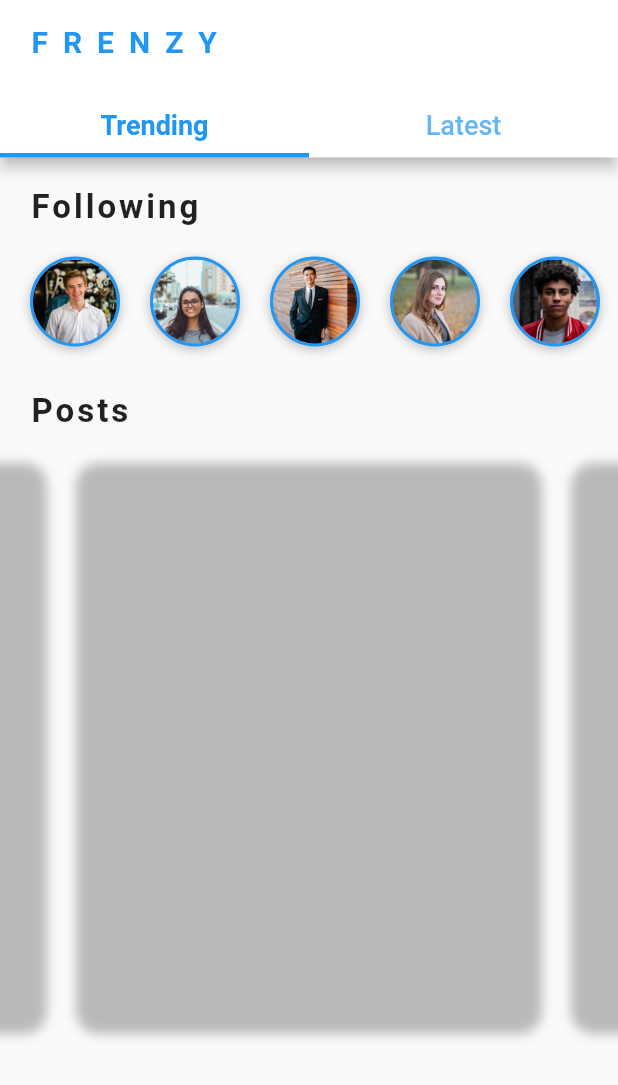
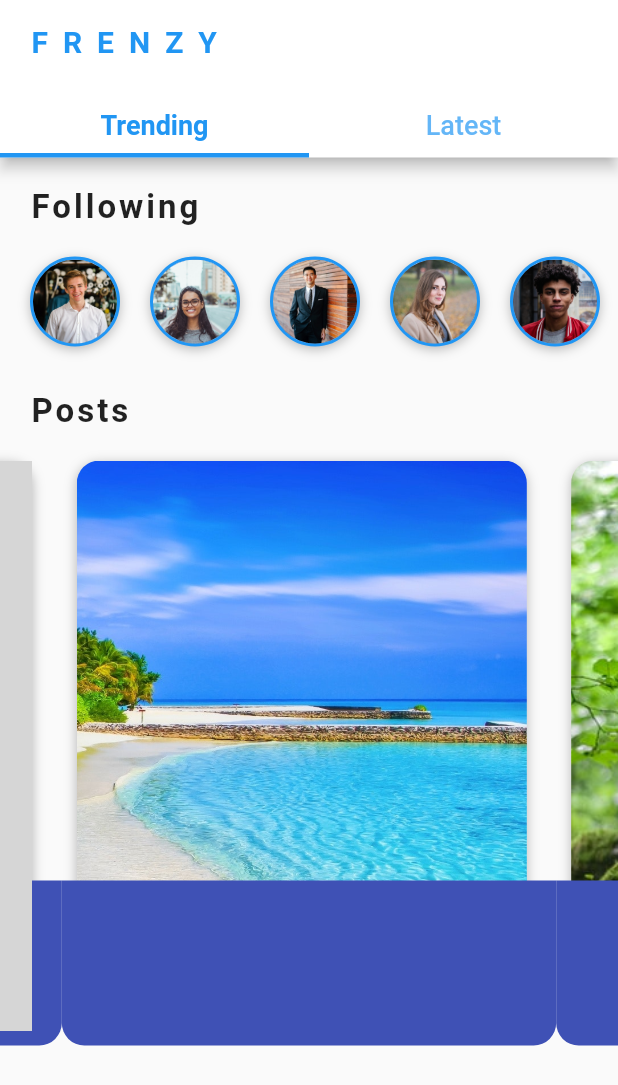
Before and after one commit to hardikothiya/social_media_ui, a Flutter app: the HomeScreen screen opened directly, swiped to page 3, on a phone screen of 412 x 824 dp. Shown: the top 1085 px of the screen. Run offline on Flutter 3.47's test engine with Material 2 defaults, Android fonts, the phone set to English and light mode, and no system bars; grey boxes are pictures that could not be loaded.

Commit message:
page view

```diff
--- a/lib/widgets/page_carousel.dart
+++ b/lib/widgets/page_carousel.dart
@@ -18,12 +18,38 @@ class PageCarousel extends StatelessWidget {
         Container(
           margin: EdgeInsets.all(10),
           decoration: BoxDecoration(
-              borderRadius: BorderRadius.circular(15),
-              boxShadow: [
-                BoxShadow(
-                    color: Colors.black26, offset: Offset(0, 2), blurRadius: 6)
-              ]),
+            borderRadius: BorderRadius.circular(15),
+            boxShadow: [
+              BoxShadow(
+                  color: Colors.black26, offset: Offset(0, 2), blurRadius: 6)
+            ],
+          ),
           height: 400,
+          child: ClipRRect(
+            borderRadius: BorderRadius.circular(15.0),
+            child: Image(
+              height: 400,
+              width: 300,
+              image: AssetImage(post.imageUrl),
+              fit: BoxFit.cover,
+            ),
+          ),
+        ),
+        Positioned(
+          left: 0.0,
+          bottom: 0.0,
+          right: 0.0,
+          child: Container(
+            padding: EdgeInsets.all(12),
+            height: 110,
+            decoration: BoxDecoration(
+              color: Colors.indigo,
+              borderRadius: BorderRadius.only(
+                bottomRight: Radius.circular(15),
+                bottomLeft: Radius.circular(15),
+              ),
+            ),
+          ),
         )
       ],
     );
```
